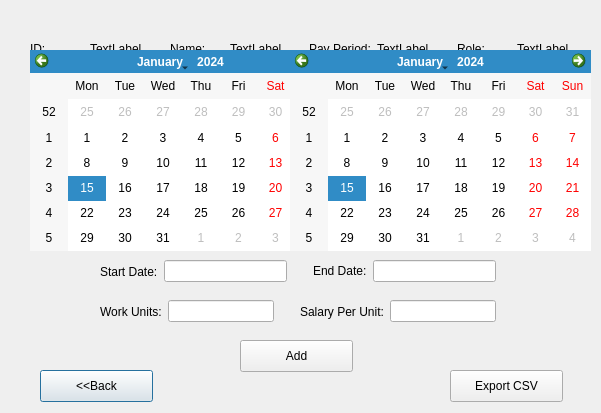
Above: PayrollSystem/viewemployeedialog.ui from HippoCracker/Qt before the change. Below: the same form after it.
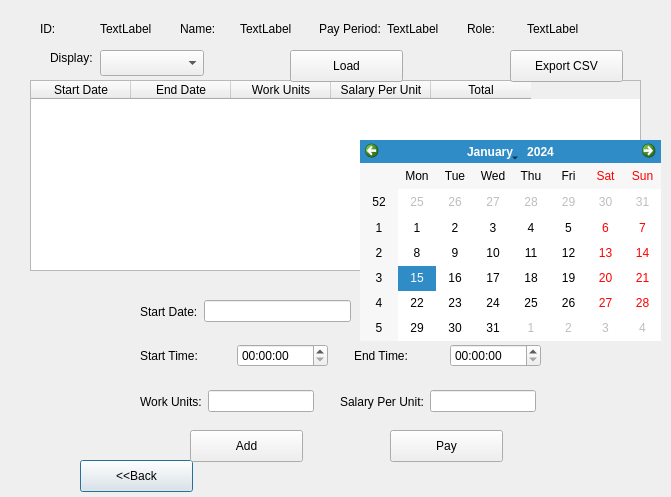
That is the form after the change.

Commit message: Add load, export cvs function

Diff of the .ui file:
```diff
--- a/PayrollSystem/viewemployeedialog.ui
+++ b/PayrollSystem/viewemployeedialog.ui
@@ -6,8 +6,8 @@
    <rect>
     <x>0</x>
     <y>0</y>
-    <width>601</width>
-    <height>413</height>
+    <width>671</width>
+    <height>497</height>
    </rect>
   </property>
   <property name="windowTitle">
@@ -16,10 +16,10 @@
   <widget class="QTableWidget" name="empPayrollTable">
    <property name="geometry">
     <rect>
-     <x>50</x>
+     <x>30</x>
      <y>80</y>
-     <width>511</width>
-     <height>161</height>
+     <width>611</width>
+     <height>191</height>
     </rect>
    </property>
    <column>
@@ -51,8 +51,8 @@
   <widget class="QPushButton" name="backBtn">
    <property name="geometry">
     <rect>
-     <x>40</x>
-     <y>370</y>
+     <x>80</x>
+     <y>460</y>
      <width>113</width>
      <height>32</height>
     </rect>
@@ -64,8 +64,8 @@
   <widget class="QPushButton" name="addBtn">
    <property name="geometry">
     <rect>
-     <x>240</x>
-     <y>340</y>
+     <x>190</x>
+     <y>430</y>
      <width>113</width>
      <height>32</height>
     </rect>
@@ -77,9 +77,9 @@
   <widget class="QWidget" name="layoutWidget">
    <property name="geometry">
     <rect>
-     <x>100</x>
-     <y>260</y>
-     <width>396</width>
+     <x>140</x>
+     <y>300</y>
+     <width>211</width>
      <height>23</height>
     </rect>
    </property>
@@ -94,36 +94,13 @@
     <item>
      <widget class="QLineEdit" name="startDateTxt"/>
     </item>
-    <item>
-     <spacer name="verticalSpacer_6">
-      <property name="orientation">
-       <enum>Qt::Vertical</enum>
-      </property>
-      <property name="sizeHint" stdset="0">
-       <size>
-        <width>20</width>
-        <height>40</height>
-       </size>
-      </property>
-     </spacer>
-    </item>
-    <item>
-     <widget class="QLabel" name="label_10">
-      <property name="text">
-       <string>&lt;html&gt;&lt;head/&gt;&lt;body&gt;&lt;p&gt;End Date:&lt;/p&gt;&lt;/body&gt;&lt;/html&gt;</string>
-      </property>
-     </widget>
-    </item>
-    <item>
-     <widget class="QLineEdit" name="endDateTxt"/>
-    </item>
    </layout>
   </widget>
   <widget class="QPushButton" name="exportBtn">
    <property name="geometry">
     <rect>
-     <x>450</x>
-     <y>370</y>
+     <x>510</x>
+     <y>50</y>
      <width>113</width>
      <height>32</height>
     </rect>
@@ -135,8 +112,8 @@
   <widget class="QWidget" name="layoutWidget">
    <property name="geometry">
     <rect>
-     <x>30</x>
-     <y>40</y>
+     <x>40</x>
+     <y>20</y>
      <width>541</width>
      <height>18</height>
     </rect>
@@ -242,8 +219,8 @@
   <widget class="QWidget" name="layoutWidget">
    <property name="geometry">
     <rect>
-     <x>100</x>
-     <y>300</y>
+     <x>140</x>
+     <y>390</y>
      <width>396</width>
      <height>23</height>
     </rect>
@@ -287,22 +264,106 @@
   <widget class="QCalendarWidget" name="startCalendar">
    <property name="geometry">
     <rect>
-     <x>30</x>
-     <y>50</y>
+     <x>360</x>
+     <y>140</y>
      <width>301</width>
      <height>201</height>
     </rect>
    </property>
   </widget>
-  <widget class="QCalendarWidget" name="endCalendar">
+  <widget class="QLabel" name="label_10">
+   <property name="geometry">
+    <rect>
+     <x>50</x>
+     <y>50</y>
+     <width>59</width>
+     <height>16</height>
+    </rect>
+   </property>
+   <property name="text">
+    <string>Display:</string>
+   </property>
+  </widget>
+  <widget class="QComboBox" name="displayCombo">
+   <property name="geometry">
+    <rect>
+     <x>100</x>
+     <y>50</y>
+     <width>104</width>
+     <height>26</height>
+    </rect>
+   </property>
+  </widget>
+  <widget class="QWidget" name="layoutWidget">
+   <property name="geometry">
+    <rect>
+     <x>140</x>
+     <y>340</y>
+     <width>401</width>
+     <height>31</height>
+    </rect>
+   </property>
+   <layout class="QHBoxLayout" name="horizontalLayout_4">
+    <item>
+     <widget class="QLabel" name="label_5">
+      <property name="text">
+       <string>Start Time:</string>
+      </property>
+     </widget>
+    </item>
+    <item>
+     <widget class="QTimeEdit" name="startTimeEdit"/>
+    </item>
+    <item>
+     <spacer name="verticalSpacer_4">
+      <property name="orientation">
+       <enum>Qt::Vertical</enum>
+      </property>
+      <property name="sizeHint" stdset="0">
+       <size>
+        <width>20</width>
+        <height>40</height>
+       </size>
+      </property>
+     </spacer>
+    </item>
+    <item>
+     <widget class="QLabel" name="label_6">
+      <property name="text">
+       <string>End Time:</string>
+      </property>
+     </widget>
+    </item>
+    <item>
+     <widget class="QTimeEdit" name="endTimeEdit"/>
+    </item>
+   </layout>
+  </widget>
+  <widget class="QPushButton" name="payBtn">
+   <property name="geometry">
+    <rect>
+     <x>390</x>
+     <y>430</y>
+     <width>113</width>
+     <height>32</height>
+    </rect>
+   </property>
+   <property name="text">
+    <string>Pay</string>
+   </property>
+  </widget>
+  <widget class="QPushButton" name="loadBtn">
    <property name="geometry">
     <rect>
      <x>290</x>
      <y>50</y>
-     <width>301</width>
-     <height>201</height>
+     <width>113</width>
+     <height>32</height>
     </rect>
    </property>
+   <property name="text">
+    <string>Load</string>
+   </property>
   </widget>
  </widget>
  <resources/>
```
The commit also changes 23 other files.
